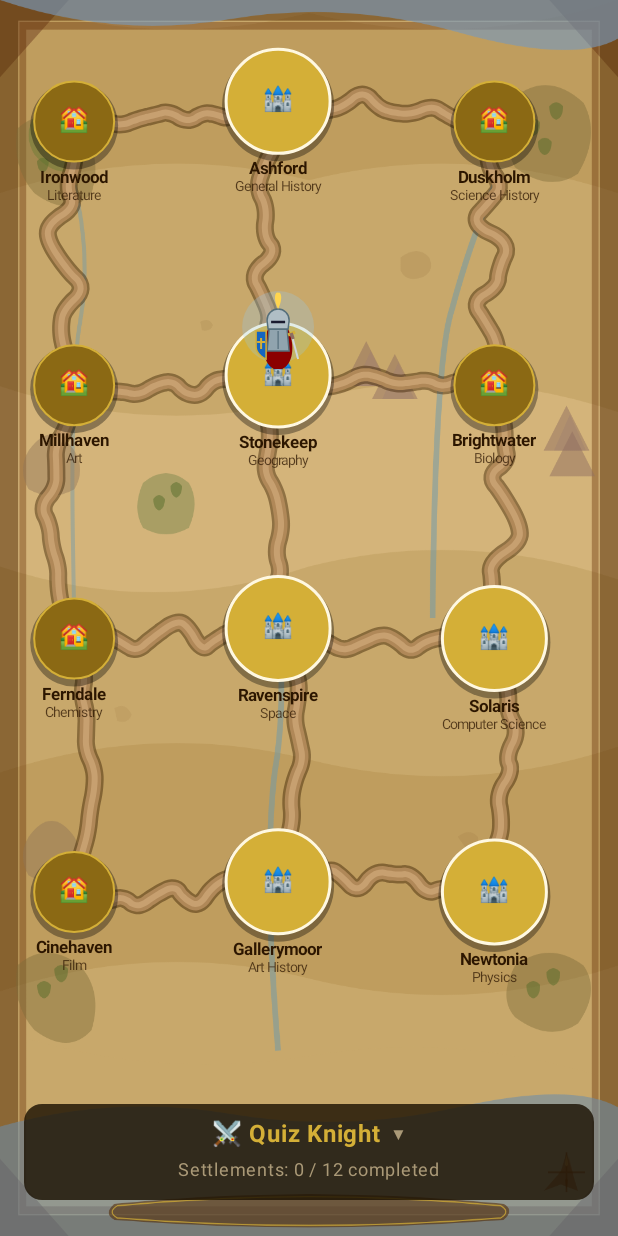
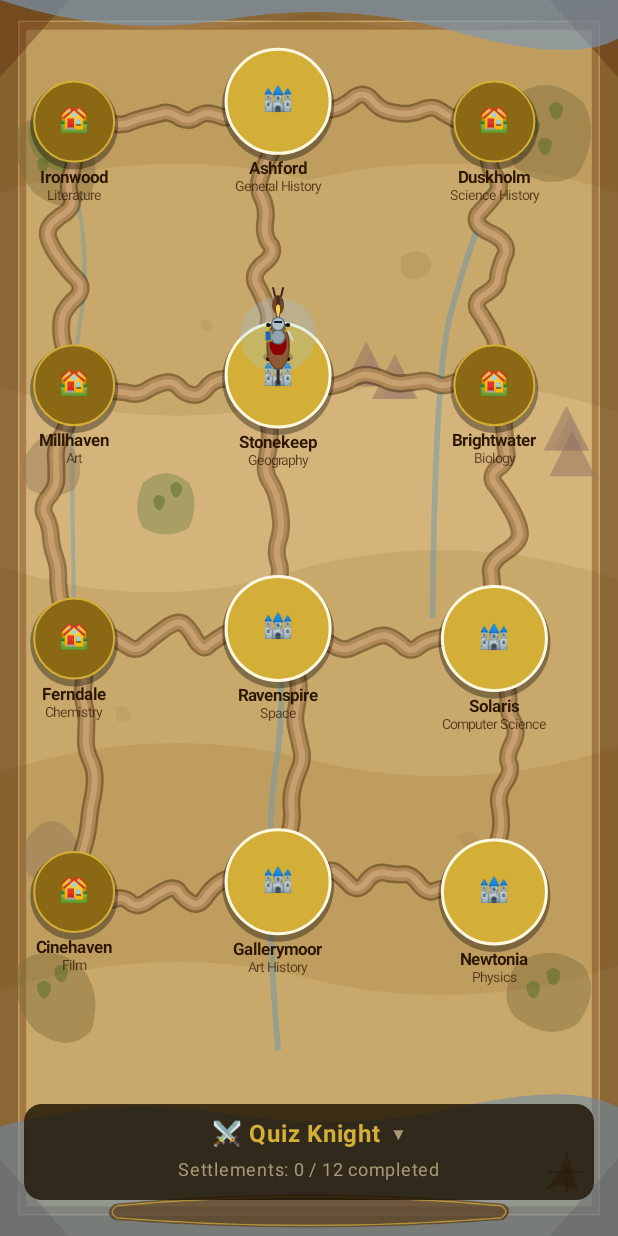
Before and after one commit to gaborweisz/quiz_knight, an Android app built with Jetpack Compose: the MapScreen screen opened through its navigation route, on a phone screen of 412 x 824 dp. Run offline under Robolectric (Android 15) with nearby library versions, the light colour scheme and no system bars; our stand-ins replace Dagger/Hilt's generated code.

Commit message:
refined movemendt

```diff
--- a/app/src/main/java/com/trainig/quiz_knight/ui/screens/map/MapScreen.kt
+++ b/app/src/main/java/com/trainig/quiz_knight/ui/screens/map/MapScreen.kt
@@ -21,9 +21,11 @@ import androidx.compose.ui.geometry.Size
 import androidx.compose.ui.graphics.Color
 import androidx.compose.ui.graphics.ImageBitmap
 import androidx.compose.ui.graphics.Path
+import androidx.compose.ui.graphics.StrokeCap
 import androidx.compose.ui.graphics.asImageBitmap
 import androidx.compose.ui.graphics.drawscope.DrawScope
 import androidx.compose.ui.graphics.drawscope.Stroke
+import androidx.compose.ui.graphics.drawscope.rotate
 import androidx.compose.ui.input.pointer.pointerInput
 import androidx.compose.ui.layout.onSizeChanged
 import androidx.compose.ui.platform.LocalContext
@@ -46,6 +48,8 @@ import kotlinx.coroutines.async
 import kotlinx.coroutines.awaitAll
 import kotlinx.coroutines.coroutineScope
 import kotlin.math.PI
+import kotlin.math.abs
+import kotlin.math.atan2
 import kotlin.math.cos
 import kotlin.math.sin
 
@@ -60,6 +64,10 @@ private val ErrorColor     = Color(0xFFFF5722)
 private const val MAP_HEIGHT_FRACTION = 0.82f
 // Walk animation duration in ms
 private const val WALK_DURATION_MS = 900
+// Duration of one gallop stride cycle (leg swing + bounce), in ms
+private const val GALLOP_STRIDE_MS = 260
+// Duration of the heading (turn-to-face-travel-direction) animation, in ms
+private const val TURN_DURATION_MS = 200
 
 @Composable
 fun MapScreen(
@@ -121,12 +129,16 @@ fun MapScreen(
     val knightX = remember { Animatable(0f) }
     val knightY = remember { Animatable(0f) }
 
-    // Bob animation (only active while moving)
-    val bobTransition = rememberInfiniteTransition(label = "bob")
-    val bobOffset by bobTransition.animateFloat(
-        initialValue = 0f, targetValue = -8f,
-        animationSpec = infiniteRepeatable(tween(300, easing = EaseInOut), RepeatMode.Reverse),
-        label = "bobY"
+    // Heading: direction the horse is currently facing, in degrees (0 = up/north,
+    // clockwise positive), so the sprite always faces the direction of travel.
+    val heading = remember { Animatable(0f) }
+
+    // Gallop cycle: drives the leg stride and body bounce while the knight is moving.
+    val gallopTransition = rememberInfiniteTransition(label = "gallop")
+    val gallopPhase by gallopTransition.animateFloat(
+        initialValue = 0f, targetValue = 1f,
+        animationSpec = infiniteRepeatable(tween(GALLOP_STRIDE_MS, easing = LinearEasing), RepeatMode.Restart),
+        label = "gallopPhase"
     )
 
     // Whenever the canvas is sized and we know the resting settlement, snap to it (no animation)
@@ -146,11 +158,22 @@ fun MapScreen(
         val toSettlement = uiState.settlements.firstOrNull { it.id == toId }
             ?: return@LaunchedEffect
         val target = toSettlement.position.toPx()
-        // Animate X and Y in parallel
+
+        // Turn to face the direction of travel, taking the shortest rotation path
+        val dx = target.x - knightX.value
+        val dy = target.y - knightY.value
+        val targetHeading = if (dx != 0f || dy != 0f) {
+            val rawDeg = atan2(dx, -dy) * 180f / PI.toFloat()
+            val delta = ((rawDeg - heading.value + 540f) % 360f) - 180f
+            heading.value + delta
+        } else heading.value
+
+        // Animate X, Y and heading in parallel
         coroutineScope {
             listOf(
                 async { knightX.animateTo(target.x, animationSpec = tween(WALK_DURATION_MS, easing = EaseInOut)) },
-                async { knightY.animateTo(target.y, animationSpec = tween(WALK_DURATION_MS, easing = EaseInOut)) }
+                async { knightY.animateTo(target.y, animationSpec = tween(WALK_DURATION_MS, easing = EaseInOut)) },
+                async { heading.animateTo(targetHeading, animationSpec = tween(TURN_DURATION_MS, easing = EaseInOut)) }
             ).awaitAll()
         }
         // Animation done — tell the ViewModel
@@ -363,9 +386,13 @@ fun MapScreen(
                 drawSettlement(s, s.position.toOffset(w, h), textMeasurer, topicNames.getValue(s.topic))
             }
 
-            // Knight
-            val bob = if (uiState.isMoving) bobOffset else 0f
-            drawKnight(Offset(knightX.value, knightY.value + bob))
+            // Knight — a horse and rider seen from above, facing the direction of travel
+            drawHorseAndRider(
+                basePos = Offset(knightX.value, knightY.value),
+                headingDeg = heading.value,
+                moving = uiState.isMoving,
+                phase = gallopPhase
+            )
         }
 
         MapHud(
@@ -450,65 +477,105 @@ private fun DrawScope.drawSettlement(settlement: Settlement, center: Offset, tex
     drawText(topicLayout, topLeft = Offset(center.x - topicLayout.size.width / 2f, center.y + radius + 6f + nameLayout.size.height))
 }
 
-private fun DrawScope.drawKnight(center: Offset) {
-    val kx = center.x
-    val ky = center.y - 48f
+/**
+ * Draws a horse and rider as seen from above, always oriented to face [headingDeg]
+ * (0° = up/north, clockwise positive). While [moving] the legs and tail cycle through
+ * a galloping stride driven by [phase] (0..1, one full stride per cycle) and the whole
+ * horse lifts slightly off its ground shadow at the peak of each stride.
+ */
+private fun DrawScope.drawHorseAndRider(basePos: Offset, headingDeg: Float, moving: Boolean, phase: Float) {
+    val cx = basePos.x
+    // Raise the whole horse above the settlement marker at basePos so it reads as
+    // standing next to/above the node instead of directly on top of it.
+    val cy = basePos.y - 46f
+
+    val stride = if (moving) sin(phase * 2f * PI.toFloat()) else 0f
+    val bounce = if (moving) abs(stride) * 6f else 0f
+
+    // Ground shadow — stays flat on the map, unaffected by the gallop bounce
+    rotate(degrees = headingDeg, pivot = Offset(cx, cy)) {
+        drawOval(
+            color = Color.Black.copy(alpha = 0.28f),
+            topLeft = Offset(cx - 15f, cy + 22f),
+            size = Size(30f, 12f)
+        )
+    }
+
+    // Everything below is drawn "facing up" (forward = -y) then rotated to headingDeg,
+    // and lifted by `bounce` to sell the galloping motion.
+    val by = cy - bounce
+    rotate(degrees = headingDeg, pivot = Offset(cx, cy)) {
 
         // Glow halo
-    drawCircle(color = Color(0xFF90CAF9).copy(alpha = 0.25f), radius = 36f, center = Offset(kx, ky))
+        drawCircle(color = Color(0xFF90CAF9).copy(alpha = 0.22f), radius = 38f, center = Offset(cx, by + 6f))
 
-    // Cape
+        // ── Legs (drawn first so the body covers the joints) ──────────────
+        val frontSwing = stride * 13f
+        val backSwing = -stride * 13f
+        val legColor = Color(0xFF3E2723)
+        val hoofColor = Color(0xFF1A0F00)
+        val legs = listOf(
+            Offset(cx - 8f, by - 4f) to Offset(cx - 10f, by - 4f + frontSwing),   // front-left
+            Offset(cx + 8f, by - 4f) to Offset(cx + 10f, by - 4f + frontSwing),   // front-right
+            Offset(cx - 8f, by + 30f) to Offset(cx - 10f, by + 30f + backSwing),  // back-left
+            Offset(cx + 8f, by + 30f) to Offset(cx + 10f, by + 30f + backSwing)   // back-right
+        )
+        legs.forEach { (start, end) ->
+            drawLine(color = legColor, start = start, end = end, strokeWidth = 3f, cap = StrokeCap.Round)
+            drawCircle(color = hoofColor, radius = 2f, center = end)
+        }
+
+        // Tail — sways opposite the stride
+        val tailPath = Path().apply {
+            moveTo(cx, by + 34f)
+            quadraticTo(cx + stride * 10f, by + 44f, cx + stride * 6f, by + 54f)
+        }
+        drawPath(tailPath, color = legColor, style = Stroke(width = 3f, cap = StrokeCap.Round))
+
+        // Horse body
+        drawOval(color = Color(0xFF8D5A34), topLeft = Offset(cx - 11f, by - 6f), size = Size(22f, 46f))
+        drawOval(color = Color(0xFF6D4426), topLeft = Offset(cx - 11f, by - 6f), size = Size(22f, 46f), style = Stroke(width = 1.5f))
+
+        // Neck & head
+        drawOval(color = Color(0xFF6D4426), topLeft = Offset(cx - 6f, by - 34f), size = Size(12f, 20f))
+        // Ears
+        drawLine(color = legColor, start = Offset(cx - 3f, by - 33f), end = Offset(cx - 5f, by - 41f), strokeWidth = 2f, cap = StrokeCap.Round)
+        drawLine(color = legColor, start = Offset(cx + 3f, by - 33f), end = Offset(cx + 5f, by - 41f), strokeWidth = 2f, cap = StrokeCap.Round)
+        // Mane
+        drawLine(color = legColor, start = Offset(cx, by - 32f), end = Offset(cx, by - 4f), strokeWidth = 3f, cap = StrokeCap.Round)
+
+        // ── Rider ───────────────────────────────────────────────────────
+        val ry = by + 4f
+        // Cape flares out behind the rider
         val capePath = Path().apply {
-        moveTo(kx - 10f, ky + 2f)
-        cubicTo(kx - 18f, ky + 20f, kx - 14f, ky + 38f, kx - 4f, ky + 42f)
-        lineTo(kx + 4f, ky + 42f)
-        cubicTo(kx + 14f, ky + 38f, kx + 18f, ky + 20f, kx + 10f, ky + 2f)
+            moveTo(cx - 6f, ry)
+            cubicTo(cx - 11f, ry + 10f, cx - 8f, ry + 20f, cx - 3f, ry + 22f)
+            lineTo(cx + 3f, ry + 22f)
+            cubicTo(cx + 8f, ry + 20f, cx + 11f, ry + 10f, cx + 6f, ry)
             close()
         }
         drawPath(capePath, color = Color(0xFF8B0000))
-
-    // Body
-    val bodyPath = Path().apply {
-        moveTo(kx - 9f, ky + 2f); lineTo(kx + 9f, ky + 2f)
-        lineTo(kx + 11f, ky + 24f); lineTo(kx - 11f, ky + 24f); close()
-    }
-    drawPath(bodyPath, color = Color(0xFF90A4AE))
-    drawPath(bodyPath, color = Color(0xFF546E7A), style = Stroke(width = 1.5f))
-    drawLine(color = Color(0xFF546E7A), start = Offset(kx, ky + 4f), end = Offset(kx, ky + 22f), strokeWidth = 1.2f)
-
+        // Shoulders / torso
+        drawOval(color = Color(0xFF90A4AE), topLeft = Offset(cx - 7f, ry - 3f), size = Size(14f, 14f))
+        drawOval(color = Color(0xFF546E7A), topLeft = Offset(cx - 7f, ry - 3f), size = Size(14f, 14f), style = Stroke(width = 1.2f))
         // Helmet
-    val helmetPath = Path().apply {
-        moveTo(kx - 10f, ky + 2f); lineTo(kx - 11f, ky - 6f)
-        arcTo(androidx.compose.ui.geometry.Rect(kx - 11f, ky - 18f, kx + 11f, ky + 4f), 180f, 180f, false)
-        lineTo(kx + 11f, ky - 6f); lineTo(kx + 10f, ky + 2f); close()
-    }
-    drawPath(helmetPath, color = Color(0xFFB0BEC5))
-    drawPath(helmetPath, color = Color(0xFF546E7A), style = Stroke(width = 1.5f))
-    drawLine(color = Color(0xFF1A1A2E), start = Offset(kx - 7f, ky - 5f), end = Offset(kx + 7f, ky - 5f), strokeWidth = 2.5f)
-
+        drawCircle(color = Color(0xFFB0BEC5), radius = 6.5f, center = Offset(cx, ry - 9f))
+        drawCircle(color = Color(0xFF546E7A), radius = 6.5f, center = Offset(cx, ry - 9f), style = Stroke(width = 1.2f))
+        drawLine(color = Color(0xFF1A1A2E), start = Offset(cx - 4f, ry - 11f), end = Offset(cx + 4f, ry - 11f), strokeWidth = 2f)
         // Plume
         val plumePath = Path().apply {
-        moveTo(kx, ky - 18f)
-        cubicTo(kx + 6f, ky - 30f, kx + 2f, ky - 36f, kx, ky - 34f)
-        cubicTo(kx - 2f, ky - 36f, kx - 6f, ky - 30f, kx, ky - 18f)
+            moveTo(cx, ry - 15f)
+            cubicTo(cx + 4f, ry - 25f, cx + 1f, ry - 30f, cx, ry - 28f)
+            cubicTo(cx - 1f, ry - 30f, cx - 4f, ry - 25f, cx, ry - 15f)
         }
         drawPath(plumePath, color = Color(0xFFFFD54F))
-
-    // Sword
-    drawLine(color = Color(0xFFCFD8DC), start = Offset(kx + 13f, ky + 6f), end = Offset(kx + 20f, ky + 32f), strokeWidth = 2f)
-    drawLine(color = Color(0xFFD4AF37), start = Offset(kx + 10f, ky + 8f), end = Offset(kx + 17f, ky + 5f), strokeWidth = 3f)
-    drawLine(color = Color(0xFF8D6E63), start = Offset(kx + 13f, ky + 6f), end = Offset(kx + 15f, ky + 12f), strokeWidth = 3.5f)
-
-    // Shield
-    val shieldPath = Path().apply {
-        moveTo(kx - 12f, ky + 4f); lineTo(kx - 22f, ky + 4f); lineTo(kx - 22f, ky + 20f)
-        cubicTo(kx - 22f, ky + 28f, kx - 12f, ky + 32f, kx - 12f, ky + 32f)
-        cubicTo(kx - 12f, ky + 32f, kx - 12f, ky + 28f, kx - 12f, ky + 20f); close()
+        // Shield (left)
+        drawRect(color = Color(0xFF1565C0), topLeft = Offset(cx - 13f, ry - 2f), size = Size(6f, 10f))
+        drawRect(color = Color(0xFFD4AF37), topLeft = Offset(cx - 13f, ry - 2f), size = Size(6f, 10f), style = Stroke(width = 1f))
+        // Sword (right)
+        drawLine(color = Color(0xFFCFD8DC), start = Offset(cx + 9f, ry - 4f), end = Offset(cx + 15f, ry + 8f), strokeWidth = 2f)
+        drawLine(color = Color(0xFFD4AF37), start = Offset(cx + 7f, ry - 2f), end = Offset(cx + 12f, ry - 5f), strokeWidth = 2.5f)
     }
-    drawPath(shieldPath, color = Color(0xFF1565C0))
-    drawPath(shieldPath, color = Color(0xFFD4AF37), style = Stroke(width = 1.5f))
-    drawLine(color = Color(0xFFD4AF37), start = Offset(kx - 17f, ky + 11f), end = Offset(kx - 17f, ky + 22f), strokeWidth = 2f)
-    drawLine(color = Color(0xFFD4AF37), start = Offset(kx - 21f, ky + 15f), end = Offset(kx - 13f, ky + 15f), strokeWidth = 2f)
 }
 
 // ── HUD ──────────────────────────────────────────────────────────────────────
--- a/app/src/main/java/com/trainig/quiz_knight/ui/screens/map/MapViewModel.kt
+++ b/app/src/main/java/com/trainig/quiz_knight/ui/screens/map/MapViewModel.kt
@@ -113,8 +113,8 @@ class MapViewModel @Inject constructor(
         val fromId = state.knightState.currentSettlementId
 
         viewModelScope.launch {
-            // Play footstep sound when movement starts
-            launch { soundManager.playFootstep() }
+            // Play galloping hoofbeats for the journey when movement starts
+            launch { soundManager.playGallop() }
 
             _uiState.update {
                 it.copy(
@@ -175,7 +175,7 @@ class MapViewModel @Inject constructor(
 
         val fromId = state.knightState.currentSettlementId
         viewModelScope.launch {
-            launch { soundManager.playFootstep() }
+            launch { soundManager.playGallop() }
             _uiState.update {
                 it.copy(
                     isMoving = true,
```
Also changed, not shown: app/src/main/java/com/trainig/quiz_knight/data/sound/SoundManager.kt (+43 -19 lines). Lines whose indentation alone changed are shown as unchanged.
